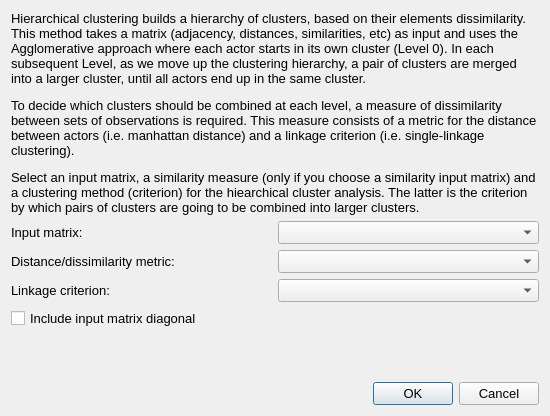
Above: src/forms/dialogclusteringhierarchical.ui from socnetv/app before the change. Below: the same form after it.
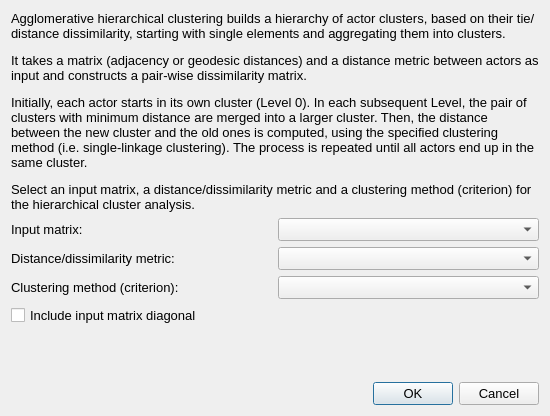
That is the form after the change.

Commit message:
Fixed HCA dialog and cross-checked results.
Now, the user can select a matrix, a distance metric (or use raw input matrix) and a linkage criterion for absolute control over the type/method of cluster analysis. Still needs a proper way to print a dentrogram and a select box for variables (include transpose or not)

```diff
--- a/src/forms/dialogclusteringhierarchical.ui
+++ b/src/forms/dialogclusteringhierarchical.ui
@@ -55,7 +55,7 @@
       </size>
      </property>
      <property name="text">
-      <string>&lt;html&gt;&lt;head/&gt;&lt;body&gt;&lt;p&gt;Hierarchical clustering builds a hierarchy of clusters, based on their elements dissimilarity. This method takes a matrix (adjacency, distances, similarities, etc) as input and uses the Agglomerative approach where each actor starts in its own cluster (Level 0). In each subsequent Level, as we move up the clustering hierarchy, a pair of clusters are merged into a larger cluster, until all actors end up in the same cluster. &lt;/p&gt;&lt;p&gt;To decide which clusters should be combined at each level, a measure of dissimilarity between sets of observations is required. This measure consists of a metric for the distance between actors (i.e. manhattan distance) and a linkage criterion (i.e. single-linkage clustering). &lt;/p&gt;&lt;p&gt;Select an input matrix, a similarity measure (only if you choose a similarity input matrix) and a clustering method (criterion) for the hiearchical cluster analysis. The latter is the criterion by which pairs of clusters are going to be combined into larger clusters. &lt;/p&gt;&lt;/body&gt;&lt;/html&gt;</string>
+      <string>&lt;html&gt;&lt;head/&gt;&lt;body&gt;&lt;p&gt;Agglomerative hierarchical clustering builds a hierarchy of actor clusters, based on their tie/distance dissimilarity, starting with single elements and aggregating them into clusters.&lt;/p&gt;&lt;p&gt;It takes a matrix (adjacency or geodesic distances) and a distance metric between actors as input and constructs a pair-wise dissimilarity matrix. &lt;/p&gt;&lt;p&gt;Initially, each actor starts in its own cluster (Level 0). In each subsequent Level, the pair of clusters with minimum distance are merged into a larger cluster. Then, the distance between the new cluster and the old ones is computed, using the specified clustering method (i.e. single-linkage clustering).  The process is repeated until all actors end up in the same cluster. &lt;/p&gt;&lt;p&gt;Select an input matrix, a distance/dissimilarity metric and a clustering method (criterion) for the hierarchical cluster analysis. &lt;/p&gt;&lt;/body&gt;&lt;/html&gt;</string>
      </property>
      <property name="textFormat">
       <enum>Qt::RichText</enum>
@@ -124,7 +124,7 @@
      <item>
       <widget class="QLabel" name="label_3">
        <property name="text">
-        <string>Linkage criterion:</string>
+        <string>Clustering method (criterion):</string>
        </property>
       </widget>
      </item>
```
Left out of the diff: 6 changed lines with no effect on the pictures. The commit also changes 6 other files.
